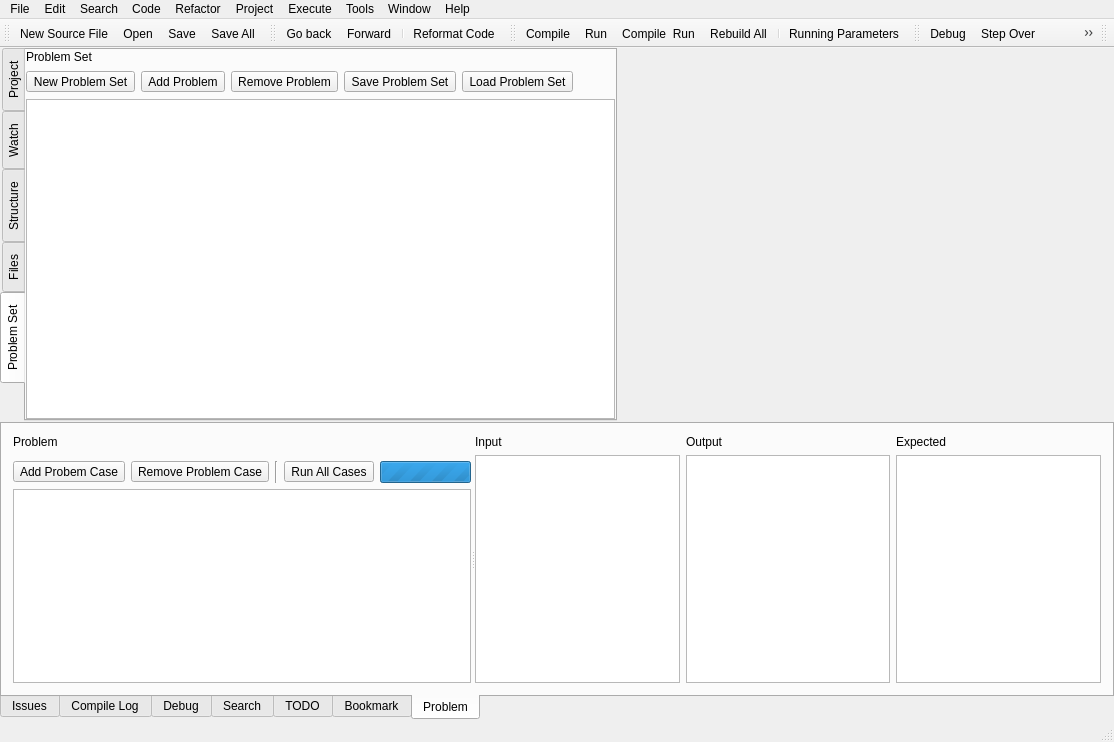
Qt form RedPandaIDE/mainwindow.ui (royqh1979/RedPanda-CPP) before a commit.
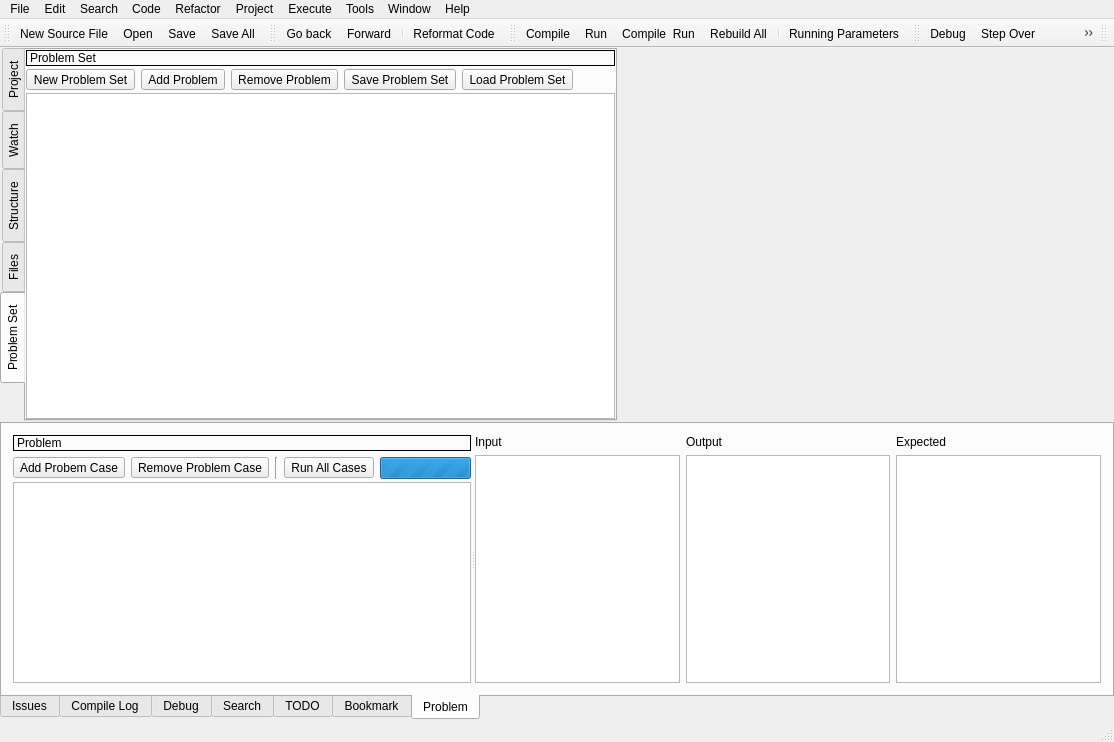
The same form after that commit. The open tabs and pages were chosen to show the change. Icons and pictures are not drawn. Custom widgets are drawn as their Qt base class.

The edit to the form file:
```diff
--- a/RedPandaIDE/mainwindow.ui
+++ b/RedPandaIDE/mainwindow.ui
@@ -272,7 +272,7 @@
             </attribute>
             <layout class="QVBoxLayout" name="verticalLayout_6">
              <property name="spacing">
-              <number>7</number>
+              <number>3</number>
              </property>
              <property name="leftMargin">
               <number>0</number>
@@ -288,9 +288,18 @@
              </property>
              <item>
               <widget class="QLabel" name="lblProblemSet">
+               <property name="frameShape">
+                <enum>QFrame::Panel</enum>
+               </property>
+               <property name="frameShadow">
+                <enum>QFrame::Plain</enum>
+               </property>
                <property name="text">
                 <string>Problem Set</string>
                </property>
+               <property name="margin">
+                <number>5</number>
+               </property>
               </widget>
              </item>
              <item>
@@ -1112,6 +1121,9 @@
            </property>
            <widget class="QWidget" name="widget_4" native="true">
             <layout class="QVBoxLayout" name="verticalLayout_7">
+             <property name="spacing">
+              <number>3</number>
+             </property>
              <property name="leftMargin">
               <number>0</number>
              </property>
@@ -1126,9 +1138,15 @@
              </property>
              <item>
               <widget class="QLabel" name="lblProblem">
+               <property name="frameShape">
+                <enum>QFrame::Box</enum>
+               </property>
                <property name="text">
                 <string>Problem</string>
                </property>
+               <property name="margin">
+                <number>5</number>
+               </property>
                <property name="openExternalLinks">
                 <bool>true</bool>
                </property>
```
Left out of the diff: 21 changed lines with no effect on the pictures.
